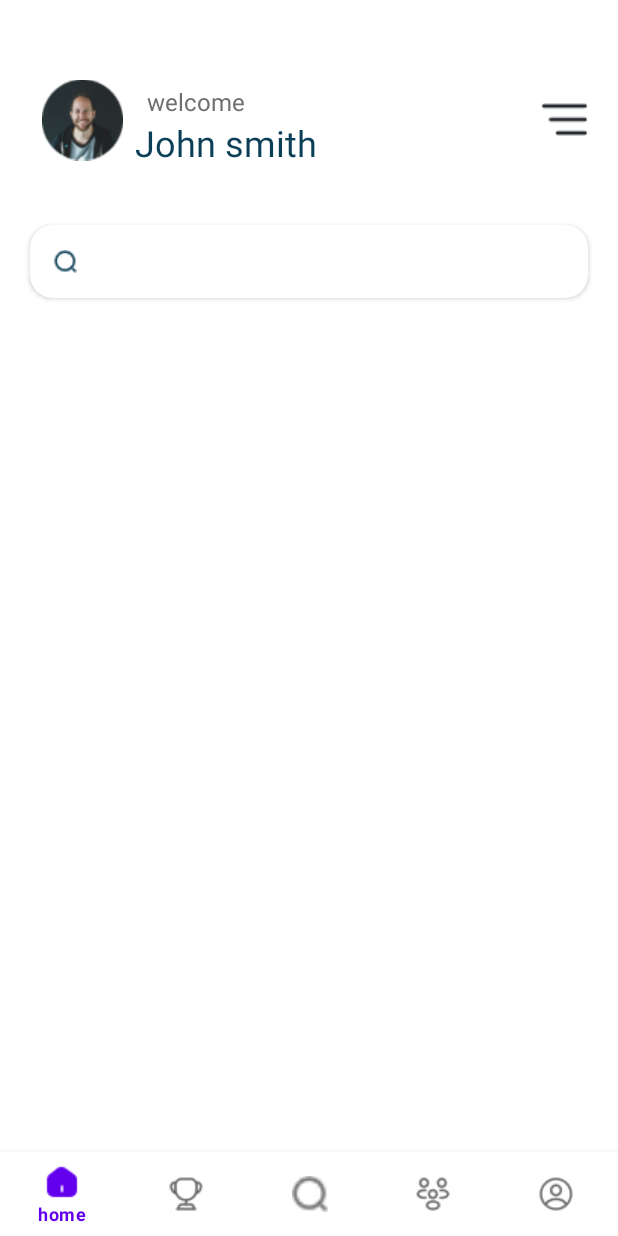
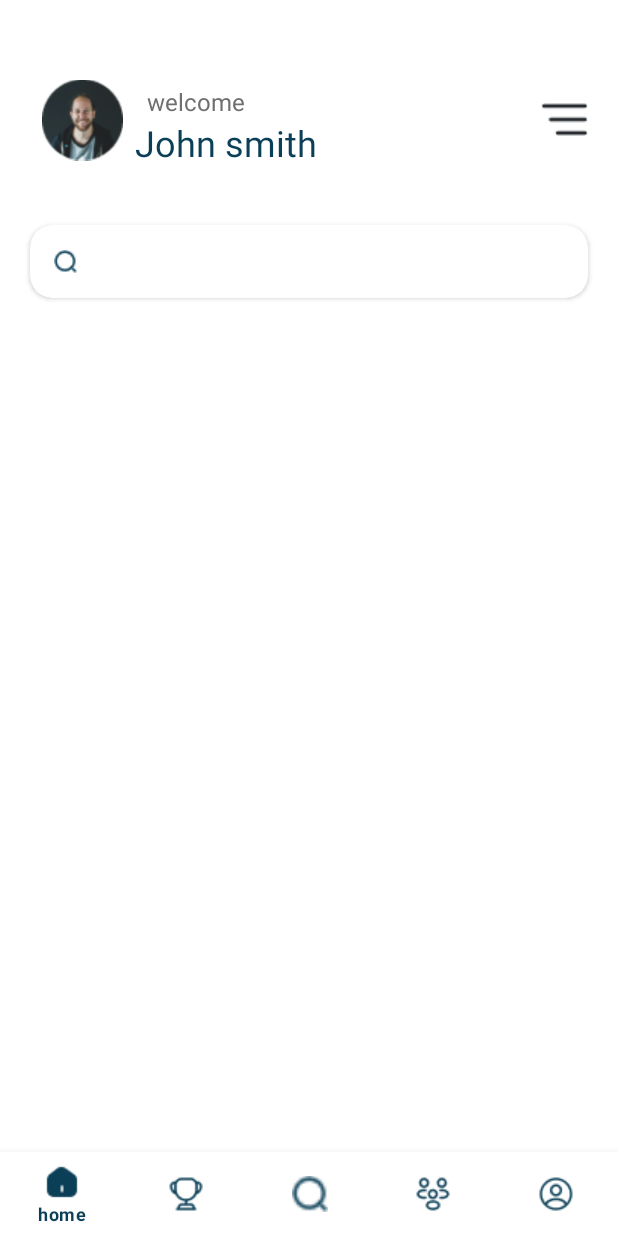
Before and after one commit to ecosees/United-Mariners, an Android app: the layout activity_home_screen.xml on its own in the app's theme, with its tools: preview values and no code run, on a phone screen of 412 x 824 dp. Run offline under Robolectric (Android 15) with nearby library versions, the phone set to English and light mode, and no system bars.

Commit message:
homeActivity

```diff
--- a/app/src/main/res/layout/activity_home_screen.xml
+++ b/app/src/main/res/layout/activity_home_screen.xml
@@ -120,6 +120,8 @@
         android:layout_width="match_parent"
         android:layout_height="wrap_content"
         android:layout_alignParentBottom="true"
+        app:itemIconTint="@color/blueDark"
+        app:itemTextColor="@color/blueDark"
         app:menu="@menu/bottom_navigation_home" />
 
 <!--    <LinearLayout-->
```
Also changed, not shown: app/src/main/res/drawable/logo_app.png (added).
